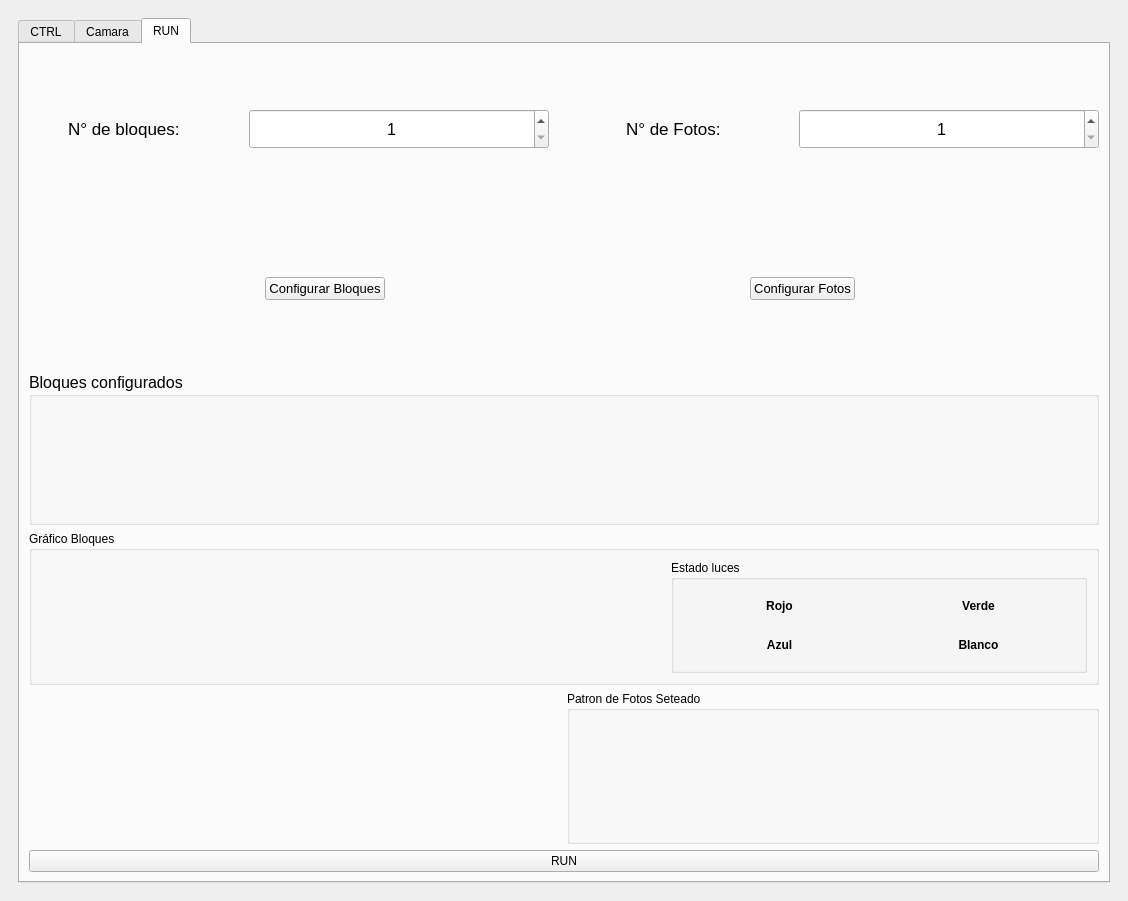
First picture: the form in software/GUI/gui_test_v3.ui, repository iowlabs/FluOpti, before the edit.
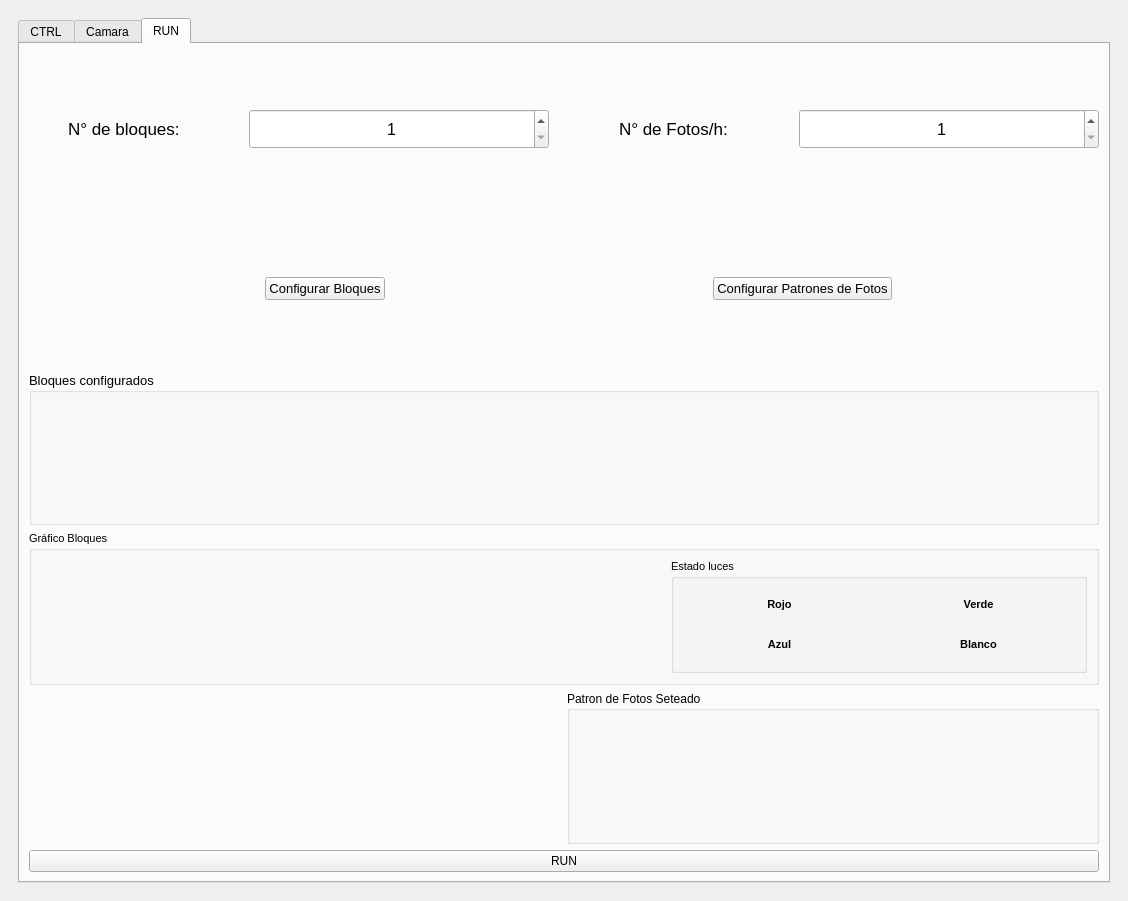
Second picture: the form after the edit. Custom widgets are drawn as their Qt base class.

Commit message: cambios pequeños interfaz

What changed in the file:
```diff
--- a/software/GUI/gui_test_v3.ui
+++ b/software/GUI/gui_test_v3.ui
@@ -954,7 +954,7 @@
                   </font>
                  </property>
                  <property name="text">
-                  <string>N° de Fotos:</string>
+                  <string>N° de Fotos/h:</string>
                  </property>
                 </widget>
                </item>
@@ -1015,7 +1015,7 @@
                   </font>
                  </property>
                  <property name="text">
-                  <string>Configurar Fotos</string>
+                  <string>Configurar Patrones de Fotos</string>
                  </property>
                 </widget>
                </item>
@@ -1025,7 +1025,7 @@
               <widget class="QGroupBox" name="groupBox_estado_bloques">
                <property name="font">
                 <font>
-                 <pointsize>12</pointsize>
+                 <pointsize>10</pointsize>
                 </font>
                </property>
                <property name="title">
@@ -1036,6 +1036,11 @@
              </item>
              <item>
               <widget class="QGroupBox" name="groupBox_2">
+               <property name="font">
+                <font>
+                 <pointsize>8</pointsize>
+                </font>
+               </property>
                <property name="title">
                 <string>Gráfico Bloques</string>
                </property>
@@ -1053,6 +1058,7 @@
                     <widget class="QLabel" name="label_luz_verde">
                      <property name="font">
                       <font>
+                       <pointsize>8</pointsize>
                        <weight>75</weight>
                        <bold>true</bold>
                       </font>
@@ -1069,6 +1075,7 @@
                     <widget class="QLabel" name="label_luz_roja">
                      <property name="font">
                       <font>
+                       <pointsize>8</pointsize>
                        <weight>75</weight>
                        <bold>true</bold>
                       </font>
@@ -1085,6 +1092,7 @@
                     <widget class="QLabel" name="label_luz_azul">
                      <property name="font">
                       <font>
+                       <pointsize>8</pointsize>
                        <weight>75</weight>
                        <bold>true</bold>
                       </font>
@@ -1101,6 +1109,7 @@
                     <widget class="QLabel" name="label_luz_blanca">
                      <property name="font">
                       <font>
+                       <pointsize>8</pointsize>
                        <weight>75</weight>
                        <bold>true</bold>
                       </font>
```
